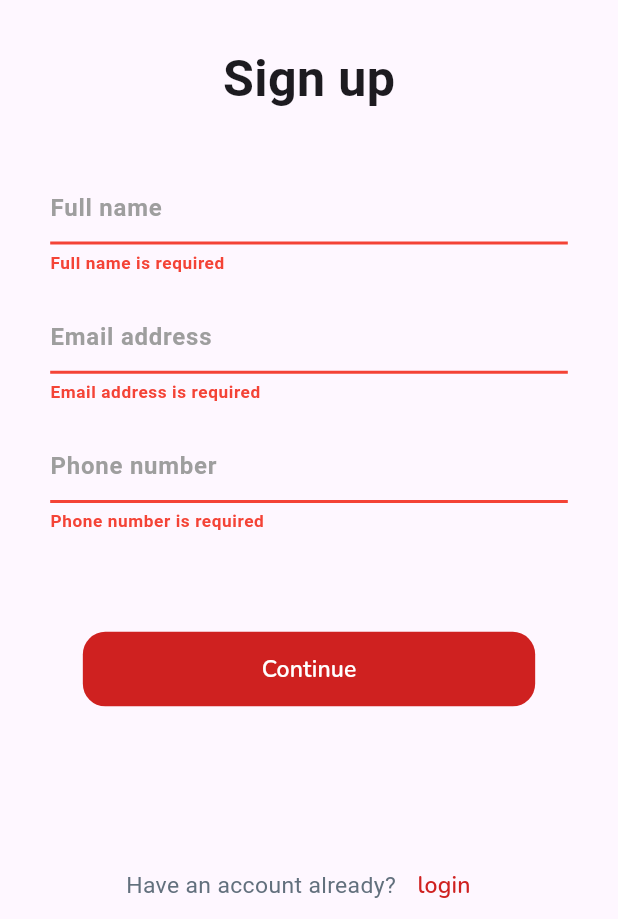
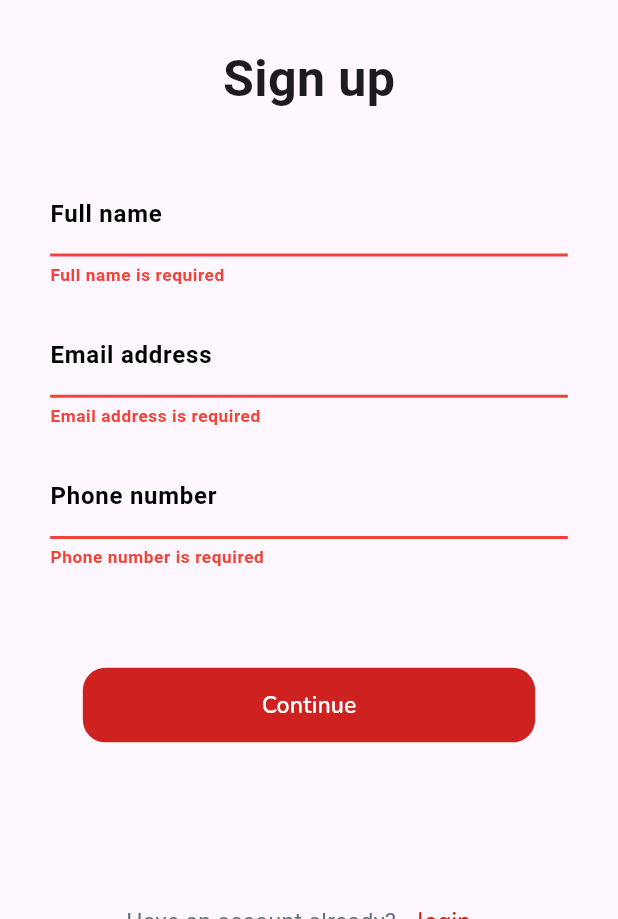
Before and after one commit to MohamedYassien/CropModel, a Flutter app: the SignUpPresenter screen opened directly, after a tap on "Continue", on a phone screen of 412 x 824 dp, the part 317-1236 px from its top. Run offline on Flutter 3.47's test engine with Material 3 defaults, Android fonts, the phone set to English and light mode, and no system bars; our stand-ins replace dio, easy_localization, flutter_bloc, flutter_easyloading, flutter_screenutil, flutter_secure_storage and 2 more; accounts and stored records are empty.

Commit message:
handle text field label color

```diff
--- a/lib/features/sign_up/presentation/UI/widgets/custom_text_field.dart
+++ b/lib/features/sign_up/presentation/UI/widgets/custom_text_field.dart
@@ -25,9 +25,9 @@ class CustomTextField extends StatelessWidget {
       cursorColor: AppColors.cursorColor,
       cursorErrorColor: AppColors.primaryColor,
       decoration: InputDecoration(
-        hintText: hintText,
-        hintStyle: TextStyle(
-          color: AppColors.hintTextColor,
+        labelText: hintText,
+        labelStyle: TextStyle(
+          color: AppColors.labelTextColor,
           fontWeight: FontWeight.bold
         ),
         errorStyle: TextStyle(fontSize: 12.sp, color: Colors.red , fontWeight: FontWeight.bold),
```
